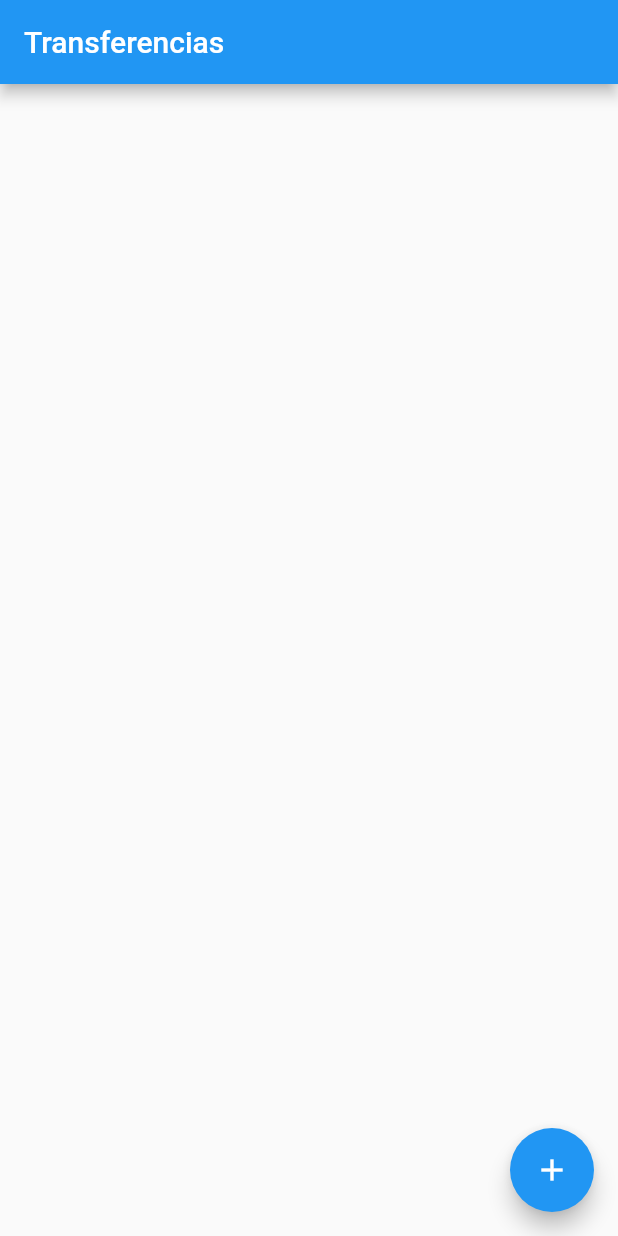
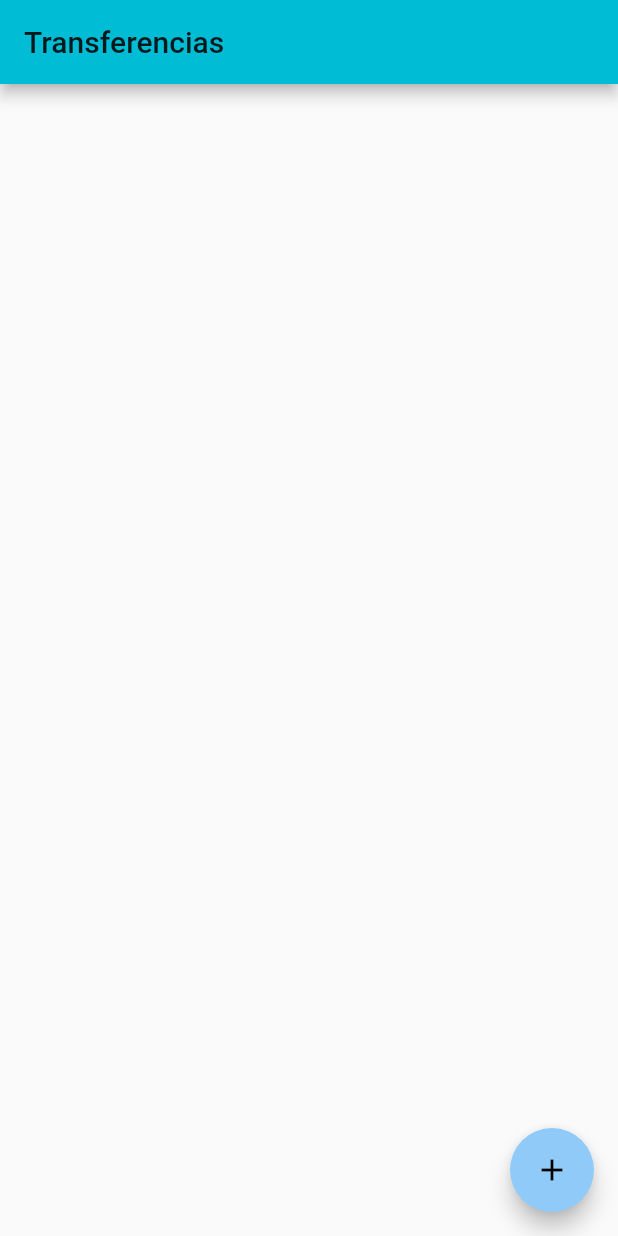
Before and after one commit to cassioate/Flutter-Alura-Transferencias, a Flutter app: the screen it shows after launch, on a phone screen of 412 x 824 dp. Run offline on Flutter 3.47's test engine with Material 2 defaults, Android fonts, the phone set to English and light mode, and no system bars.

Commit message:
Ajustando tema do projeto

```diff
--- a/lib/widgets/BytebankApp.dart
+++ b/lib/widgets/BytebankApp.dart
@@ -6,6 +6,13 @@ class BytebankApp extends StatelessWidget {
   @override
   Widget build(BuildContext context) {
     return MaterialApp(
+      theme: ThemeData(
+        primarySwatch: Colors.cyan,
+        accentColor: Colors.blue[200],
+        buttonTheme: ButtonThemeData(
+            buttonColor: Colors.blueAccent[500],
+            textTheme: ButtonTextTheme.primary),
+      ),
       home: ListasTransferencias(),
     );
   }
--- a/lib/widgets/ListaTransferencia/ListasTransferencias.dart
+++ b/lib/widgets/ListaTransferencia/ListasTransferencias.dart
@@ -5,7 +5,7 @@ import 'package:projeto1/widgets/FormularioTransferencia/FormularioTransferencia
 import 'package:projeto1/widgets/ItemTransferencia/ItemTransferencia.dart';
 
 class ListasTransferencias extends StatefulWidget {
-  List<Transferencia?> _transferencias = [];
+  final List<Transferencia?> _transferencias = [];
   @override
   ListasTransferenciasState createState() => ListasTransferenciasState();
 }
```
